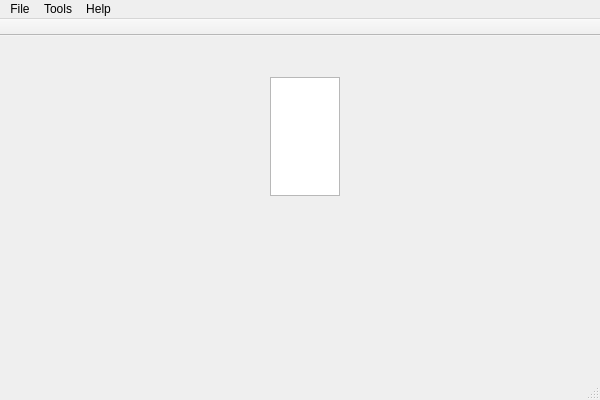
The window that src/futahex2/app.ui (FutaAlice/FutaHex2) describes before a commit, drawn with Qt 5.
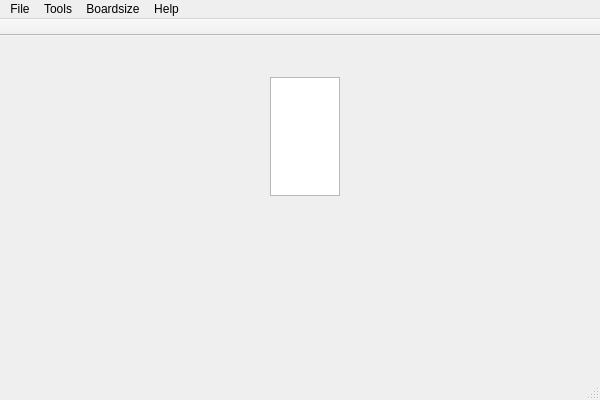
The same window after the commit. Custom widgets are drawn as their Qt base class.

Commit message: boardsize on menubar

Diff of the .ui file:
```diff
--- a/src/futahex2/app.ui
+++ b/src/futahex2/app.ui
@@ -47,7 +47,7 @@
      <x>0</x>
      <y>0</y>
      <width>600</width>
-     <height>23</height>
+     <height>25</height>
     </rect>
    </property>
    <widget class="QMenu" name="menuFile">
@@ -69,8 +69,22 @@
      <string>Help</string>
     </property>
    </widget>
+   <widget class="QMenu" name="menuBoardsize">
+    <property name="title">
+     <string>Boardsize</string>
+    </property>
+    <addaction name="action5"/>
+    <addaction name="action7"/>
+    <addaction name="action9"/>
+    <addaction name="action11"/>
+    <addaction name="action13"/>
+    <addaction name="action15"/>
+    <addaction name="action17"/>
+    <addaction name="action19"/>
+   </widget>
    <addaction name="menuFile"/>
    <addaction name="menuTools"/>
+   <addaction name="menuBoardsize"/>
    <addaction name="menuHelp"/>
   </widget>
   <widget class="QStatusBar" name="statusBar"/>
```
Left out of the diff: 64 changed lines with no effect on the pictures. The commit also changes 3 other files.
